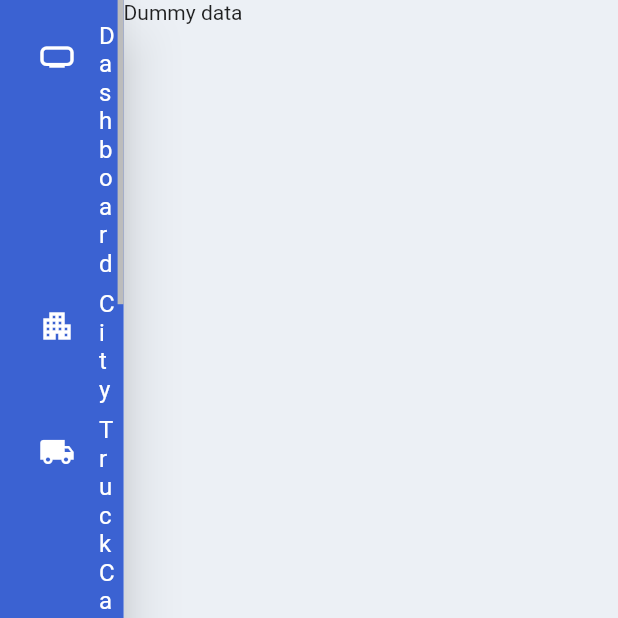
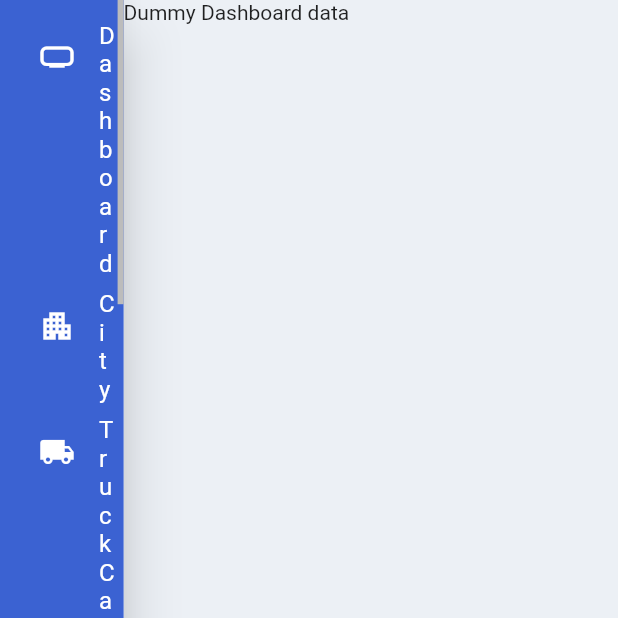
Before and after one commit to DawitG21/TruckUI, a Flutter app: the IndexDashboard screen opened directly, on a phone screen of 412 x 824 dp, the top half of it. Run offline on Flutter 3.47's test engine with Material 2 defaults, Android fonts, the phone set to English and light mode, and no system bars; our stand-ins replace url_strategy.

Commit message:
dashboard

```diff
--- a/lib/screens/dashboard/dashboard.dart
+++ b/lib/screens/dashboard/dashboard.dart
@@ -13,7 +13,7 @@ class _DashBoardState extends State<DashBoard> {
     // ignore: avoid_unnecessary_containers
     return Container(
       child: const Text(
-        'Dummy data',
+        'Dummy Dashboard data',
       ),
     );
   }
```
